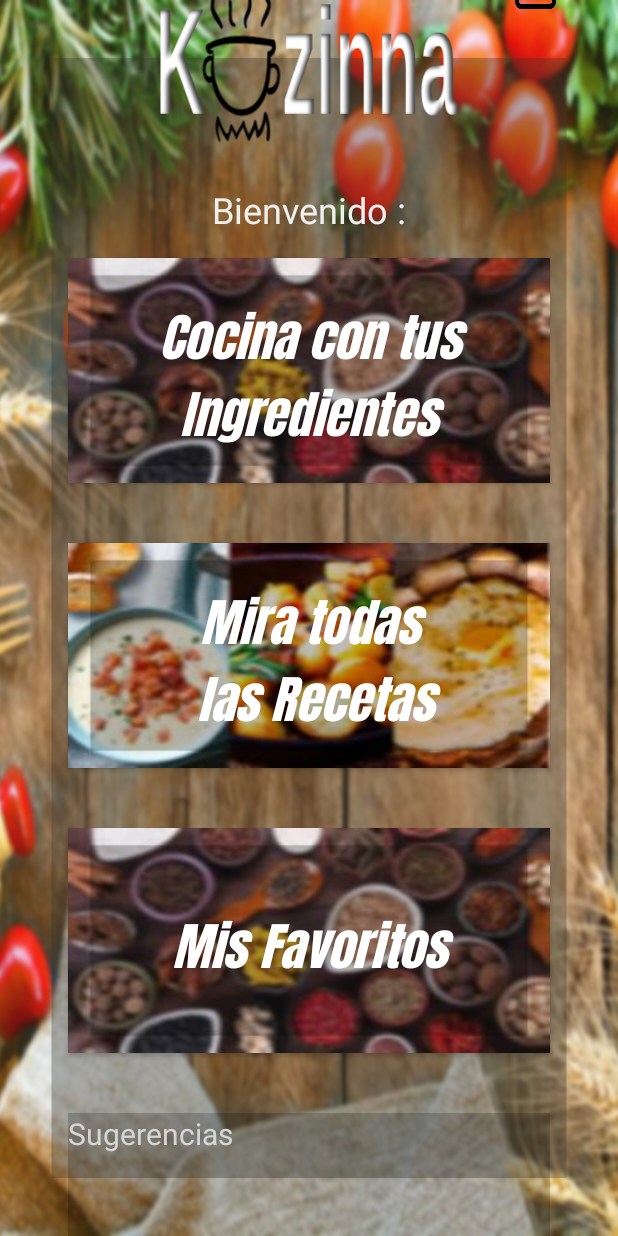
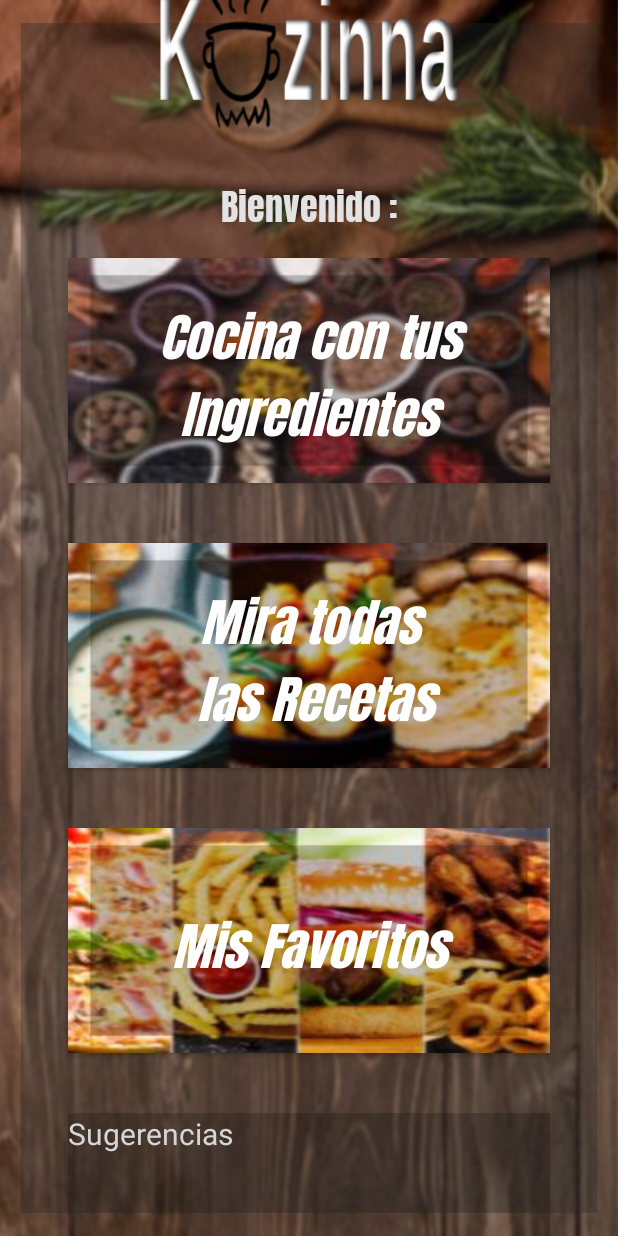
Before and after one commit to CarlosF-creator/appcocina4, an Android app: the screen it shows after launch once a user with an empty profile is signed in (MainHub), on a phone screen of 412 x 824 dp. Run offline under Robolectric (Android 15) with nearby library versions, the phone set to English and light mode, and no system bars; our stand-ins replace Firebase (no records; nobody signed in at launch, a user with empty details on screens opened directly); libraries missing offline, so code that uses them is left out: com.firebase.ui.

Commit message:
retocando cosas by: KrlosDutty

```diff
--- a/app/src/main/res/layout/activity_main.xml
+++ b/app/src/main/res/layout/activity_main.xml
@@ -4,7 +4,7 @@
     xmlns:tools="http://schemas.android.com/tools"
     android:layout_width="match_parent"
     android:layout_height="match_parent"
-    android:background="@drawable/fondohub3"
+    android:background="@drawable/fondohub4"
     android:fillViewport="true"
     tools:context=".MainHub"
     tools:layout_editor_absoluteX="1dp"
@@ -77,7 +77,7 @@
             android:layout_marginTop="40dp"
             android:layout_marginEnd="45dp"
             android:layout_weight="1"
-            android:background="@drawable/btningredientes"
+            android:background="@drawable/btnfav"
             android:fontFamily="@font/anton"
             android:onClick="btnFavorito"
             android:text="Mis Favoritos"
@@ -156,8 +156,9 @@
             android:layout_marginTop="8dp"
             android:layout_marginEnd="32dp"
             android:layout_marginBottom="8dp"
+            android:fontFamily="@font/anton"
             android:text="Bienvenido :"
-            android:textColor="#EFEFEF"
+            android:textColor="@color/Letras_Blancas"
             android:textSize="24sp"
             app:layout_constraintBottom_toTopOf="@+id/buttoningredientes"
             app:layout_constraintEnd_toEndOf="parent"
```
Also changed, not shown: app/src/main/res/drawable/btnfav.jpg (added), app/src/main/res/drawable/fondohub4.jpg (added).
